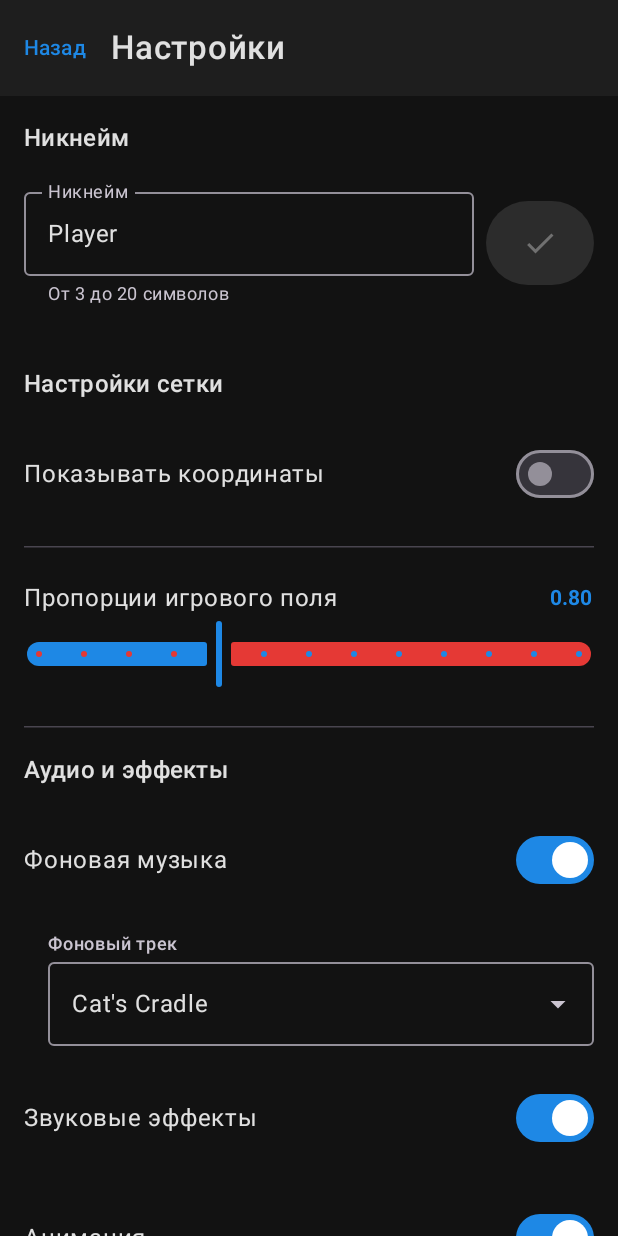
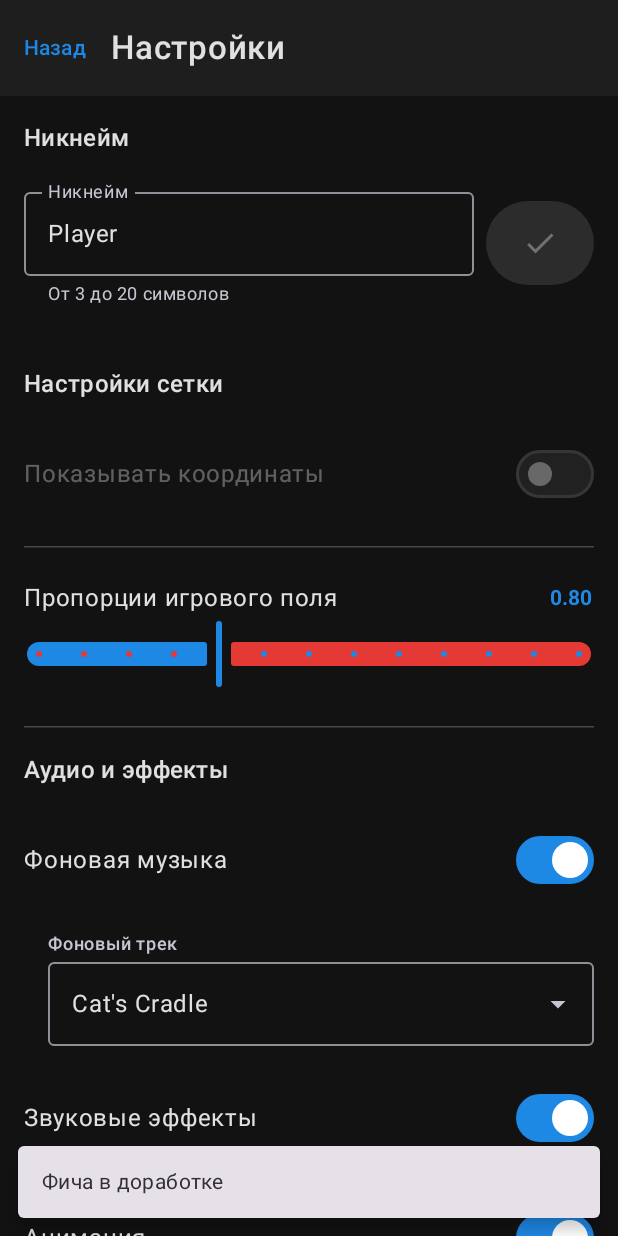
Before and after one commit to xImDoctor/Flotilla, an Android app built with Jetpack Compose: the SettingsScreen screen opened through its navigation route, after a tap on "Показывать координаты", on a phone screen of 412 x 824 dp. Run offline under Robolectric (Android 15) with nearby library versions, the phone set to English and light mode, and no system bars; our stand-ins replace Firebase (no records; nobody signed in at launch, a user with empty details on screens opened directly).

Commit message:
Fix coord rows

```diff
--- a/app/src/main/java/com/imdoctor/flotilla/data/local/preferences/SettingsDataStore.kt
+++ b/app/src/main/java/com/imdoctor/flotilla/data/local/preferences/SettingsDataStore.kt
@@ -45,7 +45,7 @@ class SettingsDataStore(private val context: Context) {
 
         // Дефолтные значения
         private const val DEFAULT_NICKNAME = "Player"
-        private const val DEFAULT_SHOW_COORDINATES = true
+        private const val DEFAULT_SHOW_COORDINATES = false  // Временно отключено (в доработке)
         private const val DEFAULT_MUSIC_ENABLED = true
         private const val DEFAULT_MUSIC_TRACK = "cats_cradle"
         private const val DEFAULT_SOUND_EFFECTS_ENABLED = true
--- a/app/src/main/java/com/imdoctor/flotilla/presentation/screens/settings/SettingsScreen.kt
+++ b/app/src/main/java/com/imdoctor/flotilla/presentation/screens/settings/SettingsScreen.kt
@@ -11,6 +11,7 @@ import androidx.compose.material3.*
 import androidx.compose.runtime.*
 import androidx.compose.ui.Alignment
 import androidx.compose.ui.Modifier
+import kotlinx.coroutines.launch
 import androidx.compose.ui.platform.LocalContext
 import androidx.compose.ui.res.stringResource
 import androidx.compose.ui.text.font.FontWeight
@@ -55,6 +56,9 @@ fun SettingsScreen(
 
     // Snackbar host для показа сообщений
     val snackbarHostState = remember { SnackbarHostState() }
+
+    // Coroutine scope для показа Snackbar
+    val coroutineScope = rememberCoroutineScope()
 
     // Context для доступа к ресурсам
     val context = LocalContext.current
@@ -153,11 +157,27 @@ fun SettingsScreen(
                 style = MaterialTheme.typography.titleMedium
             )
 
-            SettingsRow(
-                label = stringResource(R.string.settings_show_coordinates),
-                checked = showCoordinates,
-                onCheckedChange = { viewModel.toggleShowCoordinates(it) }
-            )
+            // Координатная сетка (временно отключена)
+            Row(
+                modifier = Modifier
+                    .fillMaxWidth()
+                    .clickable {
+                        // Показываем подсказку о том, что фича в доработке
+                        coroutineScope.launch {
+                            snackbarHostState.showSnackbar(
+                                message = context.getString(R.string.settings_show_coordinates_wip),
+                                duration = SnackbarDuration.Short
+                            )
+                        }
+                    }
+            ) {
+                SettingsRow(
+                    label = stringResource(R.string.settings_show_coordinates),
+                    checked = showCoordinates,
+                    onCheckedChange = { }, // Пустой callback, так как disabled
+                    enabled = false
+                )
+            }
 
             HorizontalDivider()
 
@@ -249,29 +269,43 @@ fun SettingsScreen(
  * @param label Текст настройки
  * @param checked Состояние переключателя
  * @param onCheckedChange Callback изменения состояния
+ * @param enabled Включена ли настройка (влияет на цвет текста и Switch)
  */
 @Composable
 private fun SettingsRow(
     label: String,
     checked: Boolean,
     onCheckedChange: (Boolean) -> Unit,
-    modifier: Modifier = Modifier
+    modifier: Modifier = Modifier,
+    enabled: Boolean = true
 ) {
     Row(
         modifier = modifier
             .fillMaxWidth()
-            .clickable { onCheckedChange(!checked) }
+            .then(
+                if (enabled) {
+                    Modifier.clickable { onCheckedChange(!checked) }
+                } else {
+                    Modifier
+                }
+            )
             .padding(vertical = 8.dp),
         horizontalArrangement = Arrangement.SpaceBetween,
         verticalAlignment = Alignment.CenterVertically
     ) {
         Text(
             text = label,
-            style = MaterialTheme.typography.bodyLarge
+            style = MaterialTheme.typography.bodyLarge,
+            color = if (enabled) {
+                MaterialTheme.colorScheme.onSurface
+            } else {
+                MaterialTheme.colorScheme.onSurface.copy(alpha = 0.38f)
+            }
         )
         Switch(
             checked = checked,
-            onCheckedChange = onCheckedChange
+            onCheckedChange = onCheckedChange,
+            enabled = enabled
         )
     }
 }
--- a/app/src/main/res/values/strings.xml
+++ b/app/src/main/res/values/strings.xml
@@ -77,6 +77,7 @@
     <string name="settings_nickname_error_network">Ошибка сети. Проверьте подключение</string>
     <string name="settings_grid_title">Настройки сетки</string>
     <string name="settings_show_coordinates">Показывать координаты</string>
+    <string name="settings_show_coordinates_wip">Фича в доработке</string>
     <string name="settings_grid_aspect_ratio">Пропорции игрового поля</string>
     <string name="settings_audio_effects_title">Аудио и эффекты</string>
     <string name="settings_background_music">Фоновая музыка</string>
```
